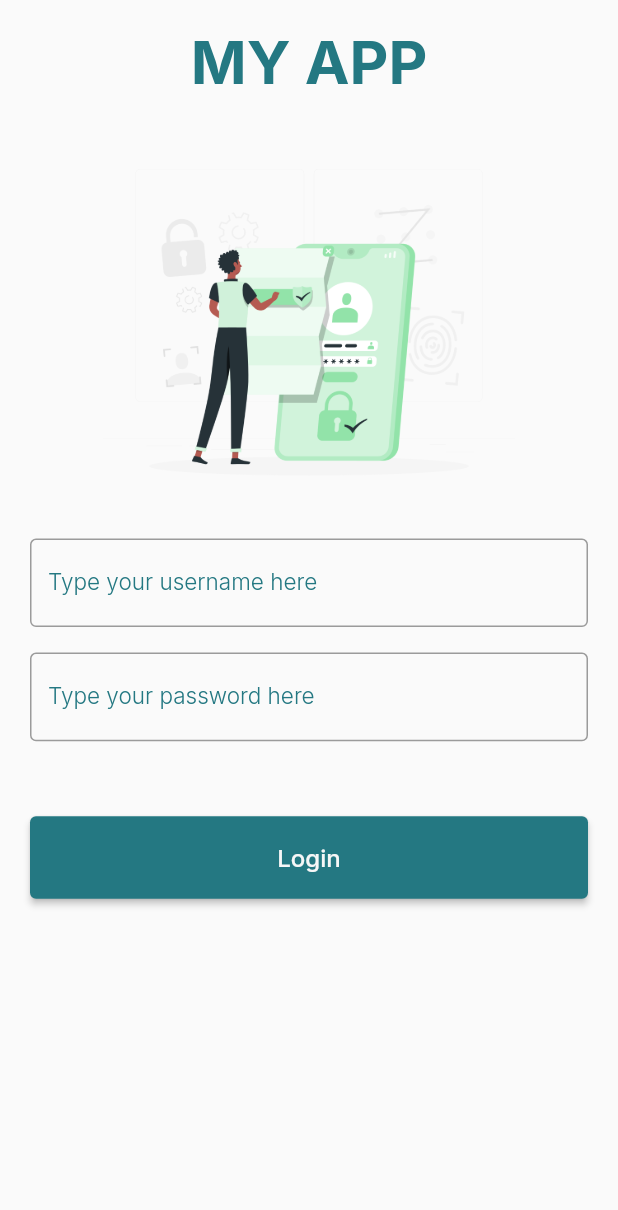
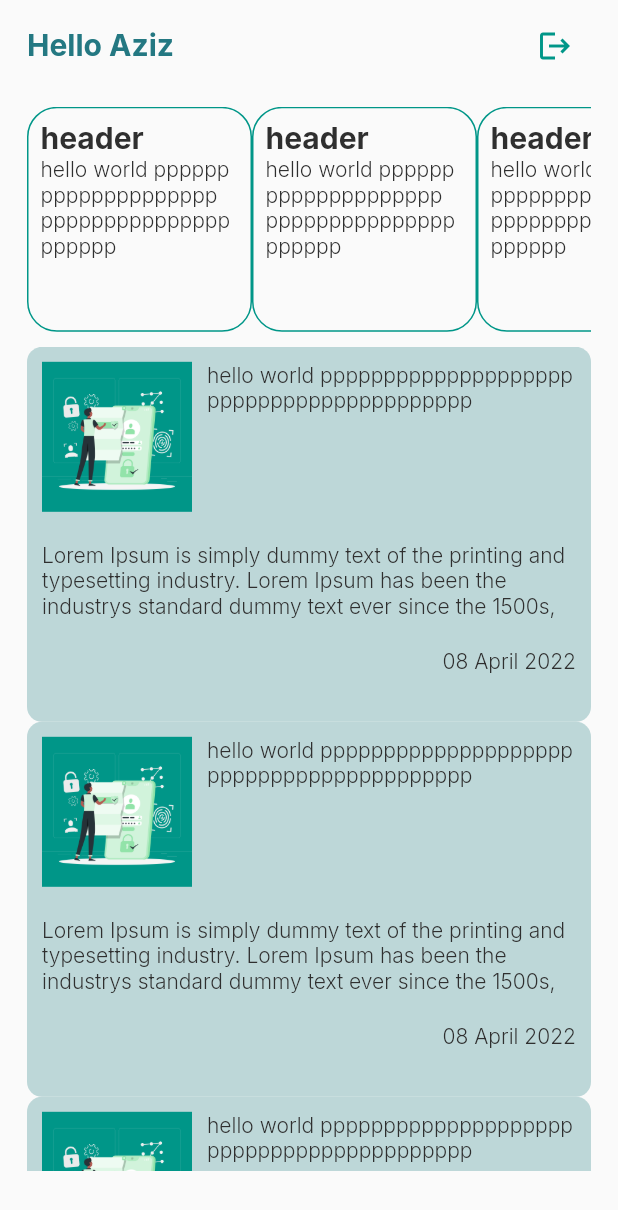
Before and after one commit to Azizalfauzi/recruitment_elisoft_teknologi_indonesia_aziz_alfauzi, a Flutter app: the screen it shows after launch, on a phone screen of 412 x 824 dp. Shown: the top 1210 px of the screen. Run offline on Flutter 3.47's test engine with Material 2 defaults, Android fonts, the phone set to English and light mode, and no system bars; our stand-ins replace another_flushbar, google_fonts.

Commit message:
finishing layouting dashboard page ready consume api

```diff
--- a/lib/main.dart
+++ b/lib/main.dart
@@ -17,7 +17,7 @@ class MyApp extends StatelessWidget {
       theme: ThemeData(
         primarySwatch: Colors.teal,
       ),
-      home: const LoginPage(),
+      home: const DashboardPage(),
     );
   }
 }
--- a/lib/views/pages/dashboard_pages.dart
+++ b/lib/views/pages/dashboard_pages.dart
@@ -1 +1,101 @@
 part of 'pages.dart';
+
+class DashboardPage extends StatefulWidget {
+  const DashboardPage({Key? key}) : super(key: key);
+
+  @override
+  State<DashboardPage> createState() => _DashboardPageState();
+}
+
+class _DashboardPageState extends State<DashboardPage> {
+  // adding widget hader profile
+  Widget headerProfile() {
+    return Container(
+      margin: const EdgeInsets.only(
+        top: 10,
+        bottom: 10,
+      ),
+      height: MyUtility(context).height / 20,
+      width: double.infinity,
+      child: Row(
+        mainAxisAlignment: MainAxisAlignment.spaceBetween,
+        children: [
+          Text(
+            'Hello Aziz',
+            style: greenTextStyleInter.copyWith(
+              fontWeight: bold,
+              fontSize: 20,
+            ),
+          ),
+          IconButton(
+            onPressed: () {},
+            icon: const Icon(
+              Icons.logout,
+              color: Colors.teal,
+            ),
+          )
+        ],
+      ),
+    );
+  }
+
+  // adding content content horizontal
+  Widget contentHorizontal() {
+    return Container(
+      height: 150,
+      width: double.infinity,
+      margin: const EdgeInsets.only(
+        bottom: 10,
+        top: 10,
+      ),
+      child: ListView(
+        scrollDirection: Axis.horizontal,
+        children: const [
+          WidgetHeader(),
+          WidgetHeader(),
+          WidgetHeader(),
+          WidgetHeader(),
+        ],
+      ),
+    );
+  }
+
+// adding content vertical
+  Widget contentVertical() {
+    return SizedBox(
+      height: MyUtility(context).height / 1.5,
+      width: double.infinity,
+      child: ListView(
+        scrollDirection: Axis.vertical,
+        children: const [
+          WidgetContent(),
+          WidgetContent(),
+          WidgetContent(),
+        ],
+      ),
+    );
+  }
+
+  @override
+  Widget build(BuildContext context) {
+    return Scaffold(
+      body: SafeArea(
+        child: SingleChildScrollView(
+          child: Padding(
+            padding: const EdgeInsets.only(
+              left: defaultMargin,
+              right: defaultMargin,
+            ),
+            child: Column(
+              children: [
+                headerProfile(),
+                contentHorizontal(),
+                contentVertical(),
+              ],
+            ),
+          ),
+        ),
+      ),
+    );
+  }
+}
--- a/lib/views/pages/pages.dart
+++ b/lib/views/pages/pages.dart
@@ -1,6 +1,7 @@
 import 'package:flutter/material.dart';
 import 'package:recruitment_elisoft_teknologi_indonesia_aziz_alfauzi/shared/shared.dart';
 import 'package:another_flushbar/flushbar.dart';
+import 'package:recruitment_elisoft_teknologi_indonesia_aziz_alfauzi/views/widget/widget.dart';
 
 part 'dashboard_pages.dart';
 part 'login_pages.dart';
--- a/lib/views/widget/widget.dart
+++ b/lib/views/widget/widget.dart
@@ -0,0 +1,5 @@
+import 'package:flutter/material.dart';
+import 'package:recruitment_elisoft_teknologi_indonesia_aziz_alfauzi/shared/shared.dart';
+
+part 'widget_custom_content.dart';
+part 'widget_custom_card_header.dart';
--- a/lib/views/widget/widget_custom_card_header.dart
+++ b/lib/views/widget/widget_custom_card_header.dart
@@ -0,0 +1,41 @@
+part of 'widget.dart';
+
+class WidgetHeader extends StatelessWidget {
+  const WidgetHeader({Key? key}) : super(key: key);
+
+  @override
+  Widget build(BuildContext context) {
+    return Container(
+      height: 100,
+      width: 150,
+      decoration: BoxDecoration(
+        border: Border.all(
+          width: 1.0,
+          color: Colors.teal,
+        ),
+        borderRadius: BorderRadius.circular(20),
+      ),
+      child: Padding(
+        padding: const EdgeInsets.all(8.0),
+        child: Column(
+          crossAxisAlignment: CrossAxisAlignment.start,
+          children: [
+            Text(
+              'header',
+              style: blackTextStyleInter.copyWith(
+                fontSize: 20,
+                fontWeight: bold,
+              ),
+            ),
+            Text(
+              'hello world pppppppppppppppppppp ppppppppppppppppppppp',
+              style: blackTextStyleInter.copyWith(
+                fontWeight: light,
+              ),
+            ),
+          ],
+        ),
+      ),
+    );
+  }
+}
--- a/lib/views/widget/widget_custom_content.dart
+++ b/lib/views/widget/widget_custom_content.dart
@@ -0,0 +1,71 @@
+part of 'widget.dart';
+
+class WidgetContent extends StatelessWidget {
+  const WidgetContent({Key? key}) : super(key: key);
+
+  @override
+  Widget build(BuildContext context) {
+    return Container(
+      height: 250,
+      width: 100,
+      decoration: BoxDecoration(
+        color: kgreenColor,
+        borderRadius: BorderRadius.circular(
+          10,
+        ),
+      ),
+      child: Column(
+        children: [
+          Padding(
+            padding: const EdgeInsets.all(10.0),
+            child: Row(
+              crossAxisAlignment: CrossAxisAlignment.start,
+              children: [
+                Container(
+                  width: 100,
+                  height: 100,
+                  margin: const EdgeInsets.only(right: 10),
+                  decoration: const BoxDecoration(
+                    color: Colors.teal,
+                    image: DecorationImage(
+                      image: AssetImage('assets/images/ic_login.png'),
+                      scale: 1.0,
+                    ),
+                  ),
+                ),
+                Expanded(
+                  child: Text(
+                    'hello world pppppppppppppppppppp ppppppppppppppppppppp',
+                    style: blackTextStyleInter.copyWith(
+                      fontWeight: light,
+                    ),
+                  ),
+                ),
+              ],
+            ),
+          ),
+          Padding(
+            padding: const EdgeInsets.all(10.0),
+            child: Text(
+              'Lorem Ipsum is simply dummy text of the printing and typesetting industry. Lorem Ipsum has been the industrys standard dummy text ever since the 1500s, when an unknown printer took a galley of type and scrambled it to make a type specimen book.',
+              style: blackTextStyleInter.copyWith(
+                fontWeight: light,
+              ),
+              maxLines: 3,
+            ),
+          ),
+          Padding(
+            padding: const EdgeInsets.all(10.0),
+            child: Align(
+              alignment: Alignment.bottomRight,
+              child: Text(
+                '08 April 2022',
+                style: blackTextStyleInter.copyWith(fontWeight: light),
+              ),
+            ),
+          ),
+        ],
+      ),
+    );
+  }
+}
```
